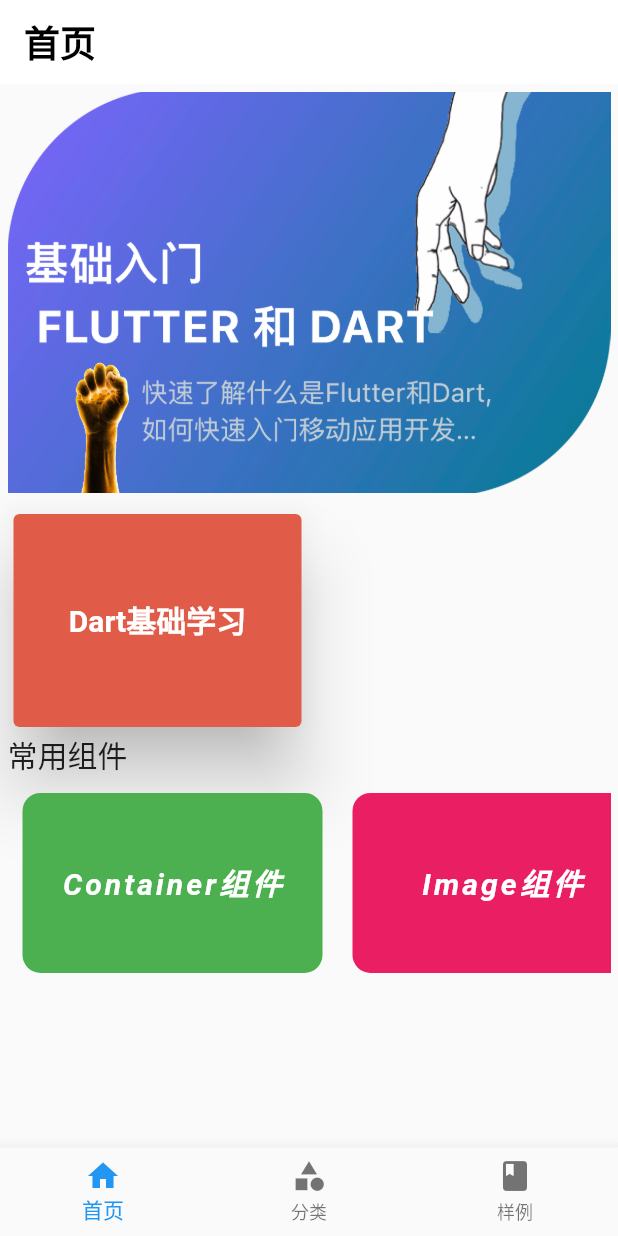
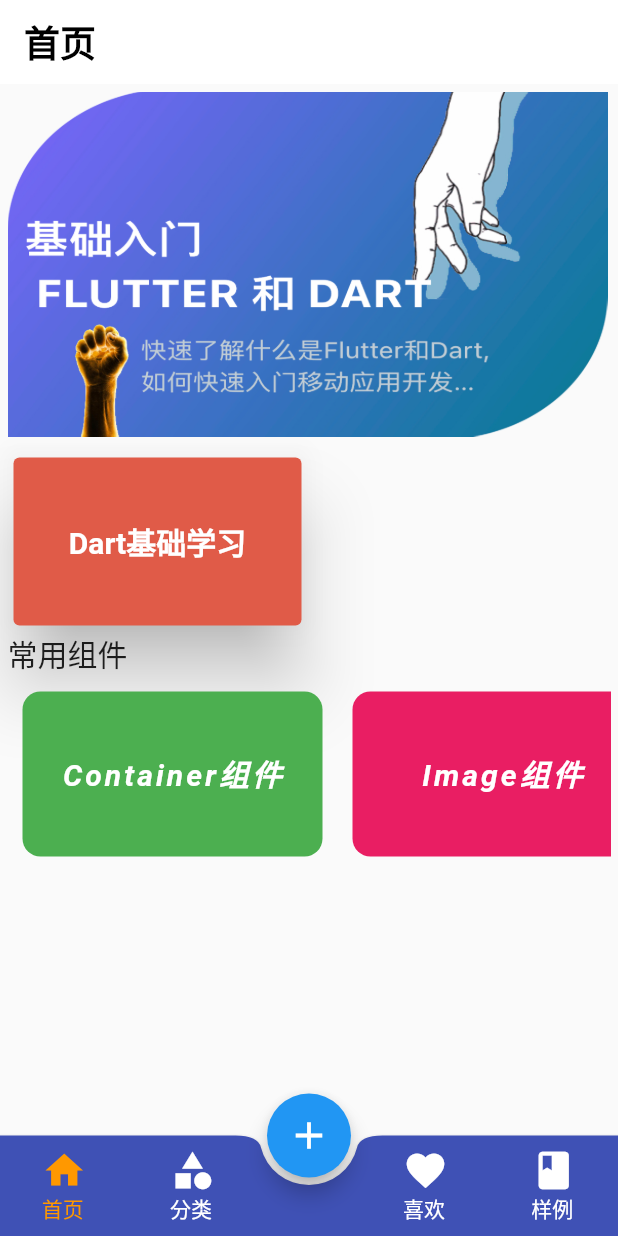
Before and after one commit to ycshang123/flutterStudy, a Flutter app: the screen it shows after launch, on a phone screen of 412 x 824 dp. Run offline on Flutter 3.47's test engine with Material 2 defaults, Android fonts, the light colour scheme and no system bars; our stand-ins replace date_format.

Commit message:
feat: 自定义底部tab

```diff
--- /dev/null
+++ b/flutter_demo/lib/bottom/favorite_page.dart
@@ -0,0 +1,14 @@
+import 'package:flutter/material.dart';
+
+class FavoritePage extends StatelessWidget {
+  const FavoritePage({Key? key}) : super(key: key);
+
+  @override
+  Widget build(BuildContext context) {
+    return Scaffold(
+      appBar: AppBar(
+        title: const Text('My Favorite'),
+      ),
+    );
+  }
+}
--- a/flutter_demo/lib/bottom/home_page.dart
+++ b/flutter_demo/lib/bottom/home_page.dart
@@ -45,7 +45,14 @@
       child: Column(
         crossAxisAlignment: CrossAxisAlignment.start,
         children: [
-          Image.asset('images/banner.jpg'),
+          SizedBox(
+            width: 400,
+            height: 230,
+            child: Image.asset(
+              'images/banner.jpg',
+              fit: BoxFit.fill,
+            ),
+          ),
           //边距
           const SizedBox(
             height: 10,
@@ -70,7 +77,7 @@
       children: const <Widget>[
         SizedBox(
           width: 200,
-          height: 150,
+          height: 120,
           child: Card(
             color: Color(0xffe05b48),
             //阴影
@@ -97,21 +104,21 @@
     var list = [
       Info(
         width: 200.0,
-        height: 120.0,
+        height: 110.0,
         color: Colors.green,
         title: 'Container组件',
         url: '/container',
       ),
       Info(
         width: 200.0,
-        height: 120.0,
+        height: 110.0,
         color: Colors.pink,
         title: 'Image组件',
         url: '/image',
       ),
       Info(
         width: 200.0,
-        height: 120.0,
+        height: 110.0,
         color: Colors.orange,
         title: 'Text组件',
         url: '/text',
--- a/flutter_demo/lib/bottom/index.dart
+++ b/flutter_demo/lib/bottom/index.dart
@@ -1,4 +1,5 @@
 import 'package:flutter/material.dart';
+import 'package:flutter_demo/bottom/favorite_page.dart';
 import 'package:flutter_demo/bottom/sample_page.dart';
 
 import 'category_page.dart';
@@ -13,44 +14,82 @@
 
 class _IndexState extends State<Index> {
   var _currentIndex = 0;
+
+  final iconsMap = {
+    "首页": Icons.home,
+    "分类": Icons.category,
+    "喜欢": Icons.favorite,
+    "样例": Icons.book
+  };
+
   @override
   Widget build(BuildContext context) {
-    return Scaffold(
+    return SizedBox(
+      width: MediaQuery.of(context).size.width,
+      height: 180,
+      child: Scaffold(
+        floatingActionButton: FloatingActionButton(
+          onPressed: () => Navigator.of(context).pushNamed("/add"),
+          child: const Icon(
+            Icons.add,
+            size: 30,
+          ),
+        ),
+        bottomNavigationBar: _buildBottomAppBar(),
+        floatingActionButtonLocation: FloatingActionButtonLocation.centerDocked,
         body: IndexedStack(
           index: _currentIndex,
           children: const [
             HomePage(),
             CategoryPage(),
+            FavoritePage(),
             SamplePage(),
           ],
         ),
-      bottomNavigationBar: BottomNavigationBar(
-          currentIndex: _currentIndex,
-          items: const [
-            BottomNavigationBarItem(
-              icon: Icon(
-                Icons.home,
       ),
-              label: '首页',
-            ),
-            BottomNavigationBarItem(
-              icon: Icon(
-                Icons.category,
-              ),
-              label: '分类',
-            ),
-            BottomNavigationBarItem(
-              icon: Icon(
-                Icons.book,
-              ),
-              label: '样例',
-            ),
-          ],
-          onTap: (index) {
-            setState(() {
-              _currentIndex = index;
-            });
-          }),
     );
   }
+
+  Widget _buildBottomAppBar() {
+    return BottomAppBar(
+      elevation: 2,
+      shape: const CircularNotchedRectangle(),
+      //悬浮按钮外边距
+      notchMargin: 5,
+      color: Colors.indigo,
+      child: Row(
+        mainAxisAlignment: MainAxisAlignment.spaceAround,
+        children: info.asMap().keys.map((i) => _buildChild(i)).toList()
+          ..insertAll(2, [const SizedBox(width: 30)]),
+      ),
+    );
   }
+
+  Widget _buildChild(int i) {
+    var active = i == _currentIndex;
+    return Padding(
+      padding: const EdgeInsets.all(8.0),
+      child: GestureDetector(
+        onTap: () => setState(() => _currentIndex = i),
+        child: Wrap(
+          direction: Axis.vertical,
+          alignment: WrapAlignment.center,
+          children: [
+            Icon(
+              iconsMap[info[i]],
+              color: active ? Colors.orange : Colors.white,
+              size: 30,
+            ),
+            Text(
+              info[i],
+              style: TextStyle(
+                  color: active ? Colors.orange : Colors.white, fontSize: 14),
+            )
+          ],
+        ),
+      ),
+    );
+  }
+
+  List<String> get info => iconsMap.keys.toList();
+}
--- a/flutter_demo/lib/common/routes.dart
+++ b/flutter_demo/lib/common/routes.dart
@@ -37,7 +37,8 @@
 
 Map<String, Widget Function(BuildContext)> routes = {
   '/index': (context) => const Index(),
-  '/sample-page': (context) => const SamplePage(),
+  '/'
+      '/sample-page': (context) => const SamplePage(),
   // 无状态组件导航
   '/container': (context) => const ContainerWidget(),
   '/text': (context) => const TextWidget(),
```
Lines whose indentation alone changed are shown as unchanged.
